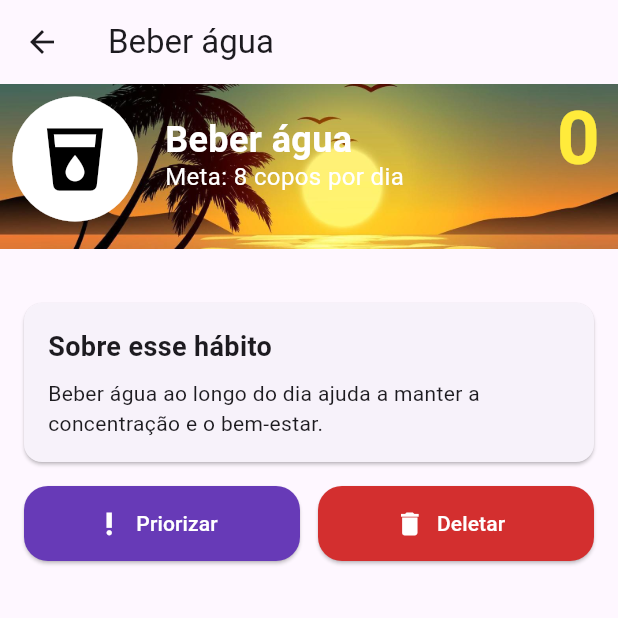
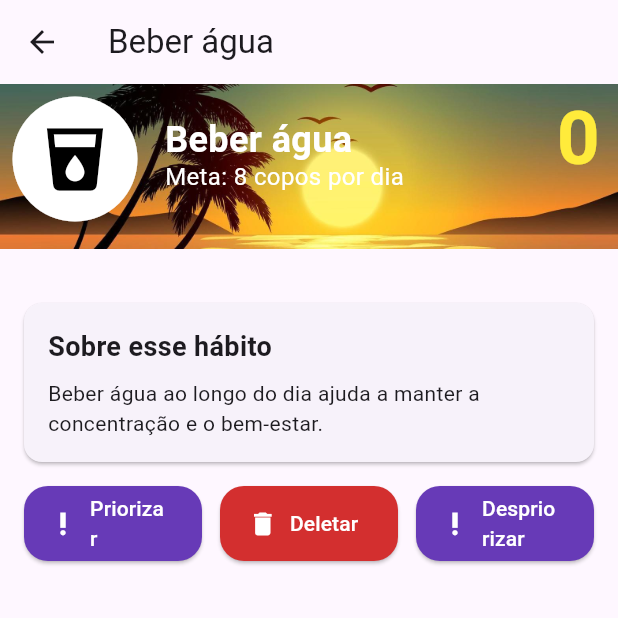
Before and after one commit to AlexMarques00/lddm-tela-habitos, a Flutter app: the screen it shows after launch, after a tap on "Beber água", on a phone screen of 412 x 824 dp, the top half of it. Run offline on Flutter 3.47's test engine with Material 3 defaults, Android fonts, the phone set to English and light mode, and no system bars.

Commit message:
Botao de despriorizar

```diff
--- a/lib/dominio/habitos_store.dart
+++ b/lib/dominio/habitos_store.dart
@@ -27,6 +27,12 @@ class HabitosStore extends ChangeNotifier {
     notifyListeners();
   }
 
+  Future<void> despriorizar(Habito h) async {
+    await _repo.despriorizar(h);
+    _habitos = await _repo.carregar();
+    notifyListeners();
+  }
+
   Future<void> remover(Habito h) async {
     await _repo.remover(h);
     _habitos = await _repo.carregar();
--- a/lib/ui/tela_habito.dart
+++ b/lib/ui/tela_habito.dart
@@ -186,6 +186,30 @@ class TelaHabito extends StatelessWidget {
                         },
                       ),
                     ),
+                    const SizedBox(width: 12),
+                    Expanded(
+                      child: ElevatedButton.icon(
+                        style: ElevatedButton.styleFrom(
+                          backgroundColor: Colors.deepPurple,
+                          foregroundColor: Colors.white,
+                          minimumSize: const Size.fromHeight(50),
+                          shape: RoundedRectangleBorder(
+                            borderRadius: BorderRadius.circular(16),
+                          ),
+                        ),
+                        icon: const Icon(Icons.priority_high, size: 20),
+                        label: const Text('Despriorizar'),
+                        onPressed: () {
+                          context.read<HabitosStore>().despriorizar(habito);
+                          ScaffoldMessenger.of(context).showSnackBar(
+                            SnackBar(
+                              content: Text('${habito.nome} foi deixado para depois!'),
+                            ),
+                          );
+                          Navigator.pop(context);
+                        },
+                      ),
+                    ),
                   ],
                 ),
               ),
--- a/pubspec.yaml
+++ b/pubspec.yaml
@@ -12,6 +12,9 @@ dependencies:
 
   cupertino_icons: ^1.0.8
   provider: ^6.1.5+1
+  shared_preferences: ^2.5.6
+  sqflite: ^2.4.4+1
+  path: ^1.9.1
 
 dev_dependencies:
   flutter_test:
```
Also changed, not shown: lib/dados/habitos_repositorio.dart (+9 -0 lines), pubspec.lock, 1 other file.
